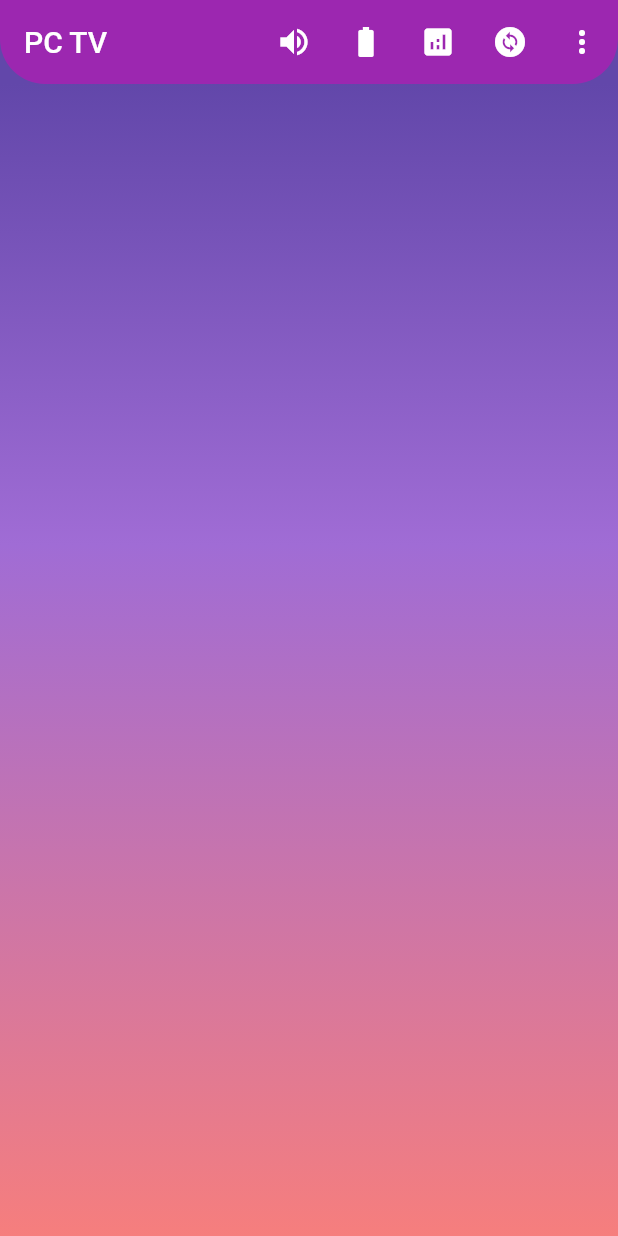
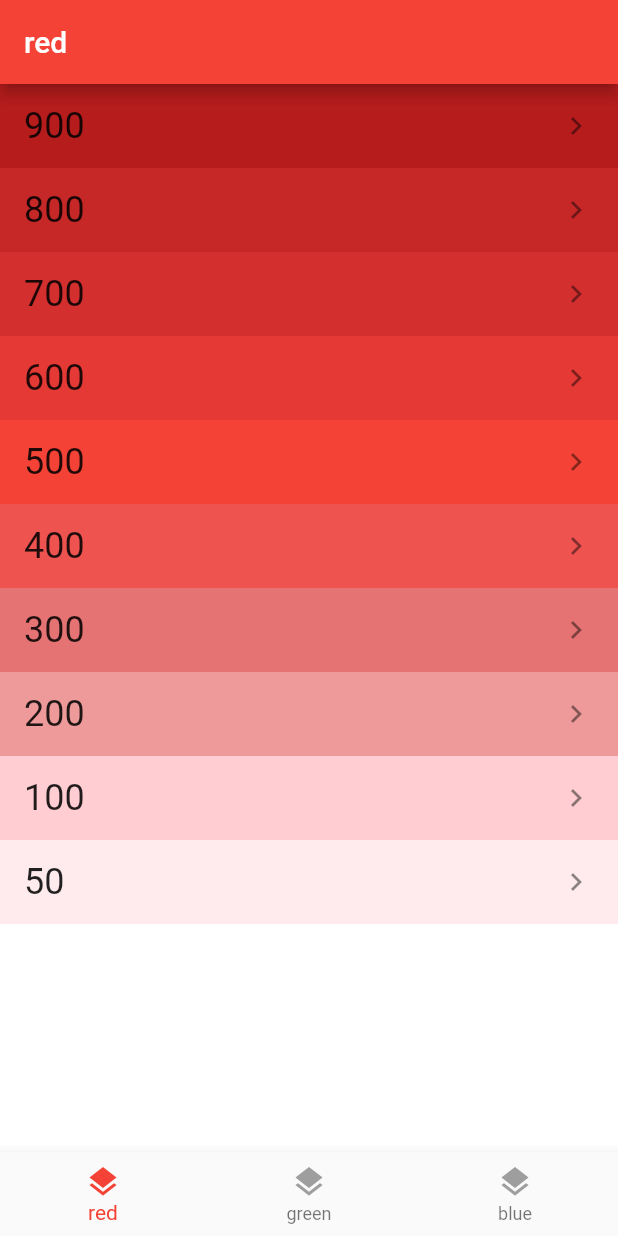
Before and after one commit to Dr-N0/PC-TV, a Flutter app: the screen it shows after launch, on a phone screen of 412 x 824 dp. Run offline on Flutter 3.47's test engine with Material 2 defaults, Android fonts, the light colour scheme and no system bars.

Commit message:
Builder changes + Layout fixes

```diff
--- /dev/null
+++ b/pc_tv_phone/lib/App.dart
@@ -0,0 +1,207 @@
+import 'package:flutter/material.dart';
+import 'package:pc_tv_phone/BottomNavigation.dart';
+import 'package:pc_tv_phone/TabItem.dart';
+import 'package:pc_tv_phone/TabNavigator.dart';
+
+class App extends StatefulWidget {
+  const App({super.key});
+
+  @override
+  _AppState createState() => _AppState();
+}
+
+class _AppState extends State<App> {
+  var _currentTab = TabItem.red;
+  final _navigatorKeys = {
+    TabItem.red: GlobalKey<NavigatorState>(),
+    TabItem.green: GlobalKey<NavigatorState>(),
+    TabItem.blue: GlobalKey<NavigatorState>(),
+  };
+
+  void _selectTab(TabItem tabItem) {
+    if (tabItem == _currentTab) {
+      // pop to first route
+      _navigatorKeys[tabItem]!.currentState!.popUntil((route) => route.isFirst);
+    } else {
+      setState(() => _currentTab = tabItem);
+    }
+  }
+
+  @override
+  Widget build(BuildContext context) {
+    return WillPopScope(
+      onWillPop: () async {
+        final isFirstRouteInCurrentTab =
+            !await _navigatorKeys[_currentTab]!.currentState!.maybePop();
+        if (isFirstRouteInCurrentTab) {
+          // if not on the 'main' tab
+          if (_currentTab != TabItem.red) {
+            // select 'main' tab
+            _selectTab(TabItem.red);
+            // back button handled by app
+            return false;
+          }
+        }
+        // let system handle back button if we're on the first route
+        return isFirstRouteInCurrentTab;
+      },
+      child: Scaffold(
+        body: Stack(children: <Widget>[
+          _buildOffstageNavigator(TabItem.red),
+          _buildOffstageNavigator(TabItem.green),
+          _buildOffstageNavigator(TabItem.blue),
+        ]),
+        bottomNavigationBar: BottomNavigation(
+          currentTab: _currentTab,
+          onSelectTab: _selectTab,
+        ),
+      ),
+    );
+  }
+  // @override
+  // Widget build(BuildContext context) {
+  //   return Container(
+  //     decoration: const BoxDecoration(
+  //       gradient: LinearGradient(
+  //         tileMode: TileMode.mirror,
+  //         begin: Alignment.topCenter,
+  //         end: Alignment.bottomCenter,
+  //         colors: <Color>[
+  //           Color(0xFF6247AA),
+  //           Color(0xFFA06CD5),
+  //           Color(0xFFF67E7D)
+  //         ],
+  //         stops: [0.0, 0.4, 1],
+  //       ),
+  //     ),
+  //     child: Scaffold(
+  //       backgroundColor: Colors.transparent,
+  //       body: _buildBody(),
+  //       bottomNavigationBar: BottomNavigationBar(
+  //         items: const <BottomNavigationBarItem>[
+  //           BottomNavigationBarItem(
+  //             icon: Icon(Icons.home),
+  //             label: 'Home',
+  //             backgroundColor: Colors.red,
+  //           ),
+  //           BottomNavigationBarItem(
+  //             icon: Icon(Icons.change_circle),
+  //             label: 'Change Computer',
+  //             backgroundColor: Colors.green,
+  //           ),
+  //           BottomNavigationBarItem(
+  //             icon: Icon(Icons.settings),
+  //             label: 'Settings',
+  //             backgroundColor: Colors.purple,
+  //           ),
+  //           BottomNavigationBarItem(
+  //             icon: Icon(Icons.logout),
+  //             label: 'Logout',
+  //             backgroundColor: Colors.pink,
+  //           ),
+  //         ],
+  //         currentIndex: _currentTab,
+  //         selectedItemColor: Colors.black,
+  //         onTap: (item) => _selectTab(context, item),
+  //       ),
+  //     ),
+  //   );
+  // }
+
+  // Widget _buildBody() {
+  //   return SafeArea(
+  //     child: Column(
+  //       crossAxisAlignment: CrossAxisAlignment.stretch,
+  //       children: <Widget>[
+  //         Container(
+  //             color: TabHelper.color(TabItem.red),
+  //             alignment: Alignment.center,
+  //             child: FlatButton(
+  //               child: Text(
+  //                 'PUSH',
+  //                 style: TextStyle(fontSize: 32.0, color: Colors.white),
+  //               ),
+  //               onPressed: _push,
+  //             )),
+  //       ],
+  //     ),
+  //   );
+  // }
+
+  Widget _buildOffstageNavigator(TabItem tabItem) {
+    return Offstage(
+      offstage: _currentTab != tabItem,
+      child: TabNavigator(
+        navigatorKey: _navigatorKeys[tabItem],
+        tabItem: tabItem,
+      ),
+    );
+  }
+}
+
+
+
+
+// backgroundColor: const Color(0xFF6247AA),
+// appBar: AppBar(
+//   title: const Text('PC TV'),
+//   backgroundColor: Colors.purple,
+//   shape: const RoundedRectangleBorder(
+//     borderRadius: BorderRadius.vertical(
+//       bottom: Radius.circular(30),
+//     ),
+//   ),
+//   actions: [
+//     IconButton(
+//       icon: const Icon(Icons.volume_up),
+//       tooltip: 'Computer Sound Info',
+//       onPressed: () {},
+//     ),
+//     IconButton(
+//       icon: const Icon(Icons.battery_full),
+//       tooltip: 'Battery Levels',
+//       onPressed: () {},
+//     ),
+//     IconButton(
+//       icon: const Icon(Icons.analytics),
+//       tooltip: 'Computer Performance',
+//       onPressed: () {},
+//     ),
+//     IconButton(
+//       icon: const Icon(Icons.change_circle),
+//       tooltip: 'Change Computer',
+//       onPressed: () {},
+//     ),
+//     Theme(
+//       data: Theme.of(context).copyWith(
+//           dividerColor: Colors.black,
+//           iconTheme: const IconThemeData(color: Colors.white)),
+//       child: PopupMenuButton<int>(
+//         color: Colors.white,
+//         offset: Offset(0.0, appBarHeight + 10),
+//         itemBuilder: (context) => [
+//           const PopupMenuItem<int>(value: 0, child: Text("Settings")),
+//           const PopupMenuItem<int>(
+//               value: 1, child: Text("Privacy Policy page")),
+//           const PopupMenuDivider(),
+//           PopupMenuItem<int>(
+//               value: 2,
+//               child: Row(
+//                 children: const [
+//                   Icon(
+//                     Icons.logout,
+//                     color: Colors.red,
+//                   ),
+//                   SizedBox(
+//                     width: 7,
+//                   ),
+//                   Text("Logout")
+//                 ],
+//               )),
+//         ],
+//         onSelected: (item) => selectedItem(context, item),
+//       ),
+//     ),
+//   ],
+//   elevation: 0.0,
+// ),
--- /dev/null
+++ b/pc_tv_phone/lib/BottomNavigation.dart
@@ -0,0 +1,39 @@
+import 'package:flutter/material.dart';
+import 'package:pc_tv_phone/TabItem.dart';
+
+class BottomNavigation extends StatelessWidget {
+  BottomNavigation({required this.currentTab, required this.onSelectTab});
+  final TabItem currentTab;
+  final ValueChanged<TabItem> onSelectTab;
+
+  @override
+  Widget build(BuildContext context) {
+    return BottomNavigationBar(
+      type: BottomNavigationBarType.fixed,
+      items: [
+        _buildItem(TabItem.red),
+        _buildItem(TabItem.green),
+        _buildItem(TabItem.blue),
+      ],
+      onTap: (index) => onSelectTab(
+        TabItem.values[index],
+      ),
+      currentIndex: currentTab.index,
+      selectedItemColor: activeTabColor[currentTab]!,
+    );
+  }
+
+  BottomNavigationBarItem _buildItem(TabItem tabItem) {
+    return BottomNavigationBarItem(
+      icon: Icon(
+        Icons.layers,
+        color: _colorTabMatching(tabItem),
+      ),
+      label: tabName[tabItem],
+    );
+  }
+
+  Color _colorTabMatching(TabItem item) {
+    return currentTab == item ? activeTabColor[item]! : Colors.grey;
+  }
+}
--- /dev/null
+++ b/pc_tv_phone/lib/ColorListPage.dart
@@ -0,0 +1,52 @@
+import 'package:flutter/material.dart';
+
+class ColorsListPage extends StatelessWidget {
+  ColorsListPage({required this.color, required this.title, this.onPush});
+  final MaterialColor color;
+  final String title;
+  final ValueChanged<int>? onPush;
+
+  @override
+  Widget build(BuildContext context) {
+    return Scaffold(
+        appBar: AppBar(
+          title: Text(
+            title,
+          ),
+          backgroundColor: color,
+        ),
+        body: Container(
+          color: Colors.white,
+          child: _buildList(),
+        ));
+  }
+
+  final List<int> materialIndices = [
+    900,
+    800,
+    700,
+    600,
+    500,
+    400,
+    300,
+    200,
+    100,
+    50
+  ];
+
+  Widget _buildList() {
+    return ListView.builder(
+        itemCount: materialIndices.length,
+        itemBuilder: (BuildContext content, int index) {
+          int materialIndex = materialIndices[index];
+          return Container(
+            color: color[materialIndex],
+            child: ListTile(
+              title: Text('$materialIndex', style: TextStyle(fontSize: 24.0)),
+              trailing: Icon(Icons.chevron_right),
+              onTap: () => onPush?.call(materialIndex),
+            ),
+          );
+        });
+  }
+}
--- /dev/null
+++ b/pc_tv_phone/lib/TabItem.dart
@@ -0,0 +1,15 @@
+import 'package:flutter/material.dart';
+
+enum TabItem { red, green, blue }
+
+const Map<TabItem, String> tabName = {
+  TabItem.red: 'red',
+  TabItem.green: 'green',
+  TabItem.blue: 'blue',
+};
+
+const Map<TabItem, MaterialColor> activeTabColor = {
+  TabItem.red: Colors.red,
+  TabItem.green: Colors.green,
+  TabItem.blue: Colors.blue,
+};
--- /dev/null
+++ b/pc_tv_phone/lib/TabNavigator.dart
@@ -0,0 +1,58 @@
+import 'package:flutter/material.dart';
+import 'package:pc_tv_phone/ColorDetailPage.dart';
+import 'package:pc_tv_phone/ColorListPage.dart';
+import 'package:pc_tv_phone/TabItem.dart';
+
+class TabNavigatorRoutes {
+  static const String root = '/';
+  static const String detail = '/detail';
+}
+
+class TabNavigator extends StatelessWidget {
+  TabNavigator({required this.navigatorKey, required this.tabItem});
+  final GlobalKey<NavigatorState>? navigatorKey;
+  final TabItem tabItem;
+
+  void _push(BuildContext context, {int materialIndex: 500}) {
+    var routeBuilders = _routeBuilders(context, materialIndex: materialIndex);
+
+    Navigator.push(
+      context,
+      MaterialPageRoute(
+        builder: (context) =>
+            routeBuilders[TabNavigatorRoutes.detail]!(context),
+      ),
+    );
+  }
+
+  Map<String, WidgetBuilder> _routeBuilders(BuildContext context,
+      {int materialIndex: 500}) {
+    return {
+      TabNavigatorRoutes.root: (context) => ColorsListPage(
+            color: activeTabColor[tabItem]!,
+            title: tabName[tabItem]!,
+            onPush: (materialIndex) =>
+                _push(context, materialIndex: materialIndex),
+          ),
+      TabNavigatorRoutes.detail: (context) => ColorDetailPage(
+            color: activeTabColor[tabItem]!,
+            title: tabName[tabItem]!,
+            materialIndex: materialIndex,
+          ),
+    };
+  }
+
+  @override
+  Widget build(BuildContext context) {
+    final routeBuilders = _routeBuilders(context);
+    return Navigator(
+      key: navigatorKey,
+      initialRoute: TabNavigatorRoutes.root,
+      onGenerateRoute: (routeSettings) {
+        return MaterialPageRoute(
+          builder: (context) => routeBuilders[routeSettings.name!]!(context),
+        );
+      },
+    );
+  }
+}
--- a/pc_tv_phone/lib/main.dart
+++ b/pc_tv_phone/lib/main.dart
@@ -1,11 +1,10 @@
 import 'package:flutter/material.dart';
-import 'package:pc_tv_phone/LoginPage.dart';
-import 'package:pc_tv_phone/SettingsPage.dart';
+import 'package:pc_tv_phone/App.dart';
 
-void main() => runApp(App());
+void main() => runApp(PCTV());
 
-class App extends StatelessWidget {
-  const App({super.key});
+class PCTV extends StatelessWidget {
+  const PCTV({super.key});
 
   // This widget is the root of your application.
   @override
@@ -14,122 +13,10 @@ class App extends StatelessWidget {
       debugShowCheckedModeBanner: false,
       title: 'PC TV',
       theme: ThemeData(
-        primarySwatch: Colors.purple,
+        primaryColor: const Color(0xFF6247AA),
+        accentColor: const Color(0xFFA06CD5),
       ),
-      home: const HomePage(),
+      home: const App(),
     );
   }
 }
-
-class HomePage extends StatefulWidget {
-  const HomePage({super.key});
-
-  @override
-  _HomePageState createState() => _HomePageState();
-}
-
-class _HomePageState extends State<HomePage> {
-  var appBarHeight = AppBar().preferredSize.height;
-
-  @override
-  Widget build(BuildContext context) {
-    return Scaffold(
-      backgroundColor: const Color(0xFF6247AA),
-      appBar: AppBar(
-        title: const Text('PC TV'),
-        backgroundColor: Colors.purple,
-        shape: const RoundedRectangleBorder(
-          borderRadius: BorderRadius.vertical(
-            bottom: Radius.circular(30),
-          ),
-        ),
-        actions: [
-          IconButton(
-            icon: const Icon(Icons.volume_up),
-            tooltip: 'Computer Sound Info',
-            onPressed: () {},
-          ),
-          IconButton(
-            icon: const Icon(Icons.battery_full),
-            tooltip: 'Battery Levels',
-            onPressed: () {},
-          ),
-          IconButton(
-            icon: const Icon(Icons.analytics),
-            tooltip: 'Computer Performance',
-            onPressed: () {},
-          ),
-          IconButton(
-            icon: const Icon(Icons.change_circle),
-            tooltip: 'Change Computer',
-            onPressed: () {},
-          ),
-          Theme(
-            data: Theme.of(context).copyWith(
-                dividerColor: Colors.black,
-                iconTheme: const IconThemeData(color: Colors.white)),
-            child: PopupMenuButton<int>(
-              color: Colors.white,
-              offset: Offset(0.0, appBarHeight + 10),
-              itemBuilder: (context) => [
-                const PopupMenuItem<int>(value: 0, child: Text("Settings")),
-                const PopupMenuItem<int>(
-                    value: 1, child: Text("Privacy Policy page")),
-                const PopupMenuDivider(),
-                PopupMenuItem<int>(
-                    value: 2,
-                    child: Row(
-                      children: const [
-                        Icon(
-                          Icons.logout,
-                          color: Colors.red,
-                        ),
-                        SizedBox(
-                          width: 7,
-                        ),
-                        Text("Logout")
-                      ],
-                    )),
-              ],
-              onSelected: (item) => selectedItem(context, item),
-            ),
-          ),
-        ],
-        elevation: 0.0,
-      ),
-      body: Container(
-        decoration: const BoxDecoration(
-          gradient: LinearGradient(
-            tileMode: TileMode.mirror,
-            begin: Alignment.topCenter,
-            end: Alignment.bottomCenter,
-            colors: <Color>[
-              Color(0xFF6247AA),
-              Color(0xFFA06CD5),
-              Color(0xFFF67E7D)
-            ],
-            stops: [0.0, 0.4, 1],
-          ),
-        ),
-      ),
-    );
-  }
-
-  void selectedItem(BuildContext context, item) {
-    switch (item) {
-      case 0:
-        Navigator.of(context).push(
-            MaterialPageRoute(builder: (context) => const SettingsPage()));
-        break;
-      case 1:
-        print("Privacy Clicked");
-        break;
-      case 2:
-        print("User Logged out");
-        Navigator.of(context).pushAndRemoveUntil(
-            MaterialPageRoute(builder: (context) => const LoginPage()),
-            (route) => false);
-        break;
-    }
-  }
-}
```
Also changed, not shown: pc_tv_phone/lib/ColorDetailPage.dart (added, +24 -0 lines), 17 other files.
